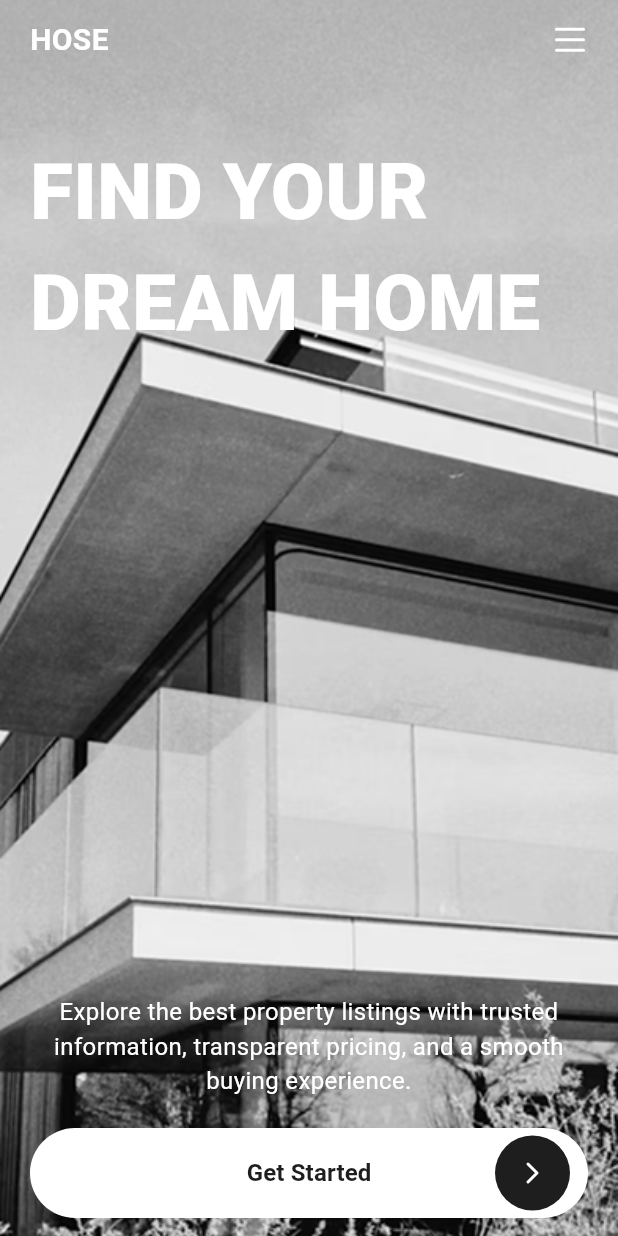
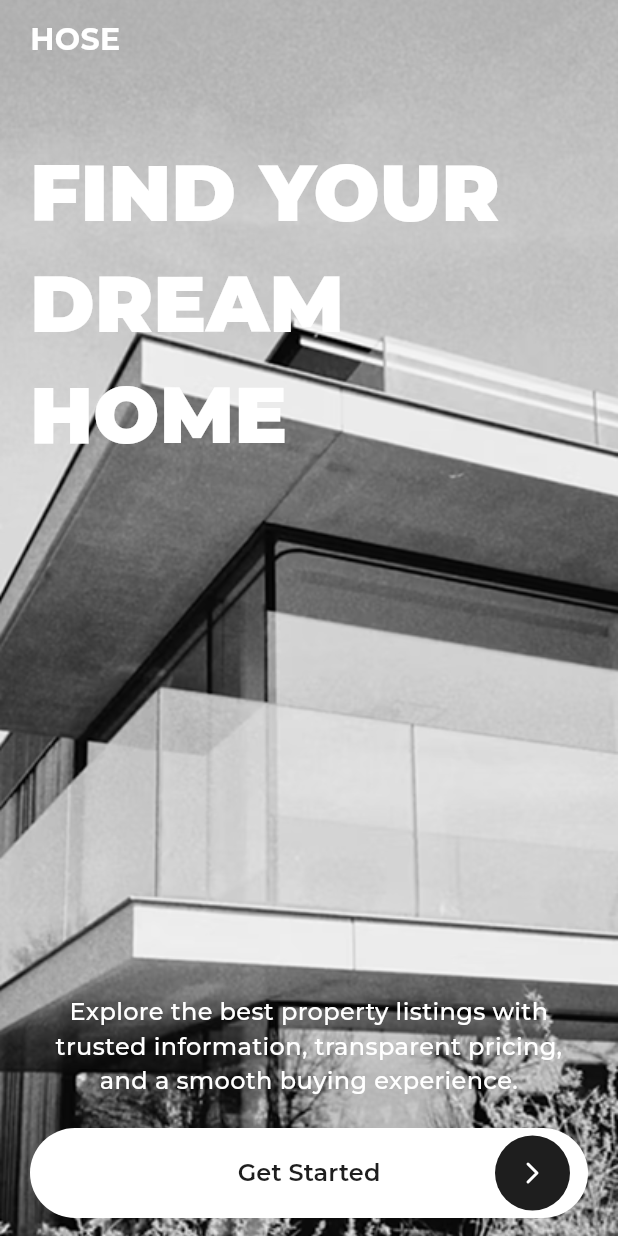
Before and after one commit to sandilokaa/ananta_house, a Flutter app: the screen it shows after launch, on a phone screen of 412 x 824 dp. Run offline on Flutter 3.47's test engine with Material 3 defaults, Android fonts, the phone set to English and light mode, and no system bars; our stand-ins replace lucide_icons; project files that could hold a hidden picture were left out.

Commit message:
chore: adjust page and components layout

```diff
--- a/lib/components/button/circle_button.dart
+++ b/lib/components/button/circle_button.dart
@@ -52,6 +52,7 @@ class CircleButton extends StatelessWidget {
                     color: Colors.white,
                     fontSize: 10,
                     fontWeight: FontWeight.w500,
+                    fontFamily: 'Montserrat',
                   ),
                 ),
               ),
--- a/lib/components/button/long_button.dart
+++ b/lib/components/button/long_button.dart
@@ -41,7 +41,11 @@ class LongButton extends StatelessWidget {
           child: Center(
             child: Text(
               text,
-              style: TextStyle(fontSize: 12, fontWeight: FontWeight.w600),
+              style: TextStyle(
+                fontSize: 12,
+                fontWeight: FontWeight.w600,
+                fontFamily: 'Montserrat',
+              ),
             ),
           ),
         ),
--- a/lib/components/button/primary_button.dart
+++ b/lib/components/button/primary_button.dart
@@ -57,6 +57,7 @@ class PrimaryButton extends StatelessWidget {
                   fontSize: fontSize,
                   fontWeight: fontWeight,
                   color: foregroundColor,
+                  fontFamily: 'Montserrat',
                 ),
               ),
 
--- a/lib/components/input/search_input.dart
+++ b/lib/components/input/search_input.dart
@@ -33,6 +33,7 @@ class SearchInput extends StatelessWidget {
           color: Color(0xFF9E9E9E),
           fontSize: 14,
           fontWeight: FontWeight.w500,
+          fontFamily: 'Montserrat',
         ),
         prefixIcon: Padding(
           padding: const EdgeInsets.only(left: 14, right: 12),
--- a/lib/screens/list/header_section.dart
+++ b/lib/screens/list/header_section.dart
@@ -16,6 +16,7 @@ class HeaderSection extends StatelessWidget {
             fontSize: 24,
             fontWeight: FontWeight.w700,
             color: Color(0xFF1E1E1E),
+            fontFamily: 'Montserrat',
           ),
         ),
         Row(
--- a/lib/screens/start/start_screen.dart
+++ b/lib/screens/start/start_screen.dart
@@ -1,6 +1,5 @@
 import 'package:ananta_house/screens/list/list_screen.dart';
 import 'package:flutter/material.dart';
-import 'package:lucide_icons/lucide_icons.dart';
 import '../../components/button/primary_button.dart';
 
 class StartScreen extends StatelessWidget {
@@ -31,14 +30,10 @@ class StartScreen extends StatelessWidget {
                       'HOSE',
                       style: TextStyle(
                         fontSize: 20,
-                        fontWeight: FontWeight.bold,
+                        fontWeight: FontWeight.w700,
                         color: Colors.white,
+                        fontFamily: 'Montserrat',
                       ),
-                    ),
-                    Icon(
-                      LucideIcons.alignJustify,
-                      color: Colors.white,
-                      size: 24,
                     ),
                   ],
                 ),
@@ -49,8 +44,9 @@ class StartScreen extends StatelessWidget {
                   'FIND YOUR DREAM HOME',
                   style: TextStyle(
                     fontSize: 52,
-                    fontWeight: FontWeight.w900,
+                    fontWeight: FontWeight.w800,
                     color: Colors.white,
+                    fontFamily: 'Montserrat',
                   ),
                 ),
 
@@ -59,7 +55,12 @@ class StartScreen extends StatelessWidget {
                 Text(
                   textAlign: TextAlign.center,
                   'Explore the best property listings with trusted information, transparent pricing, and a smooth buying experience.',
-                  style: TextStyle(fontSize: 16, color: Colors.white),
+                  style: TextStyle(
+                    fontSize: 16,
+                    color: Colors.white,
+                    fontFamily: 'Montserrat',
+                    fontWeight: FontWeight.w500,
+                  ),
                 ),
 
                 SizedBox(height: 20),
@@ -67,6 +68,7 @@ class StartScreen extends StatelessWidget {
                 PrimaryButton(
                   text: 'Get Started',
                   foregroundColor: const Color(0xFF1E1E1E),
+                  fontWeight: FontWeight.w600,
                   borderRadius: 40,
                   onPressed: () {
                     Navigator.push(
```
Also changed, not shown: lib/screens/list/building_section.dart (added, +50 -0 lines), lib/screens/list/list_screen.dart (+16 -7 lines).
